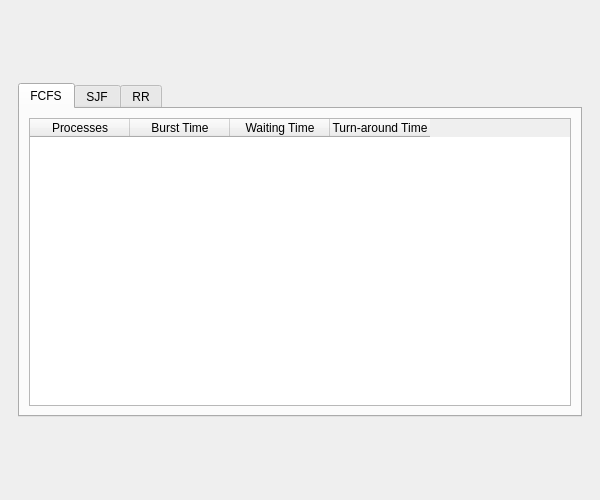
Above: GUI/app.ui from RheaAdh/OSMiniProject before the change. Below: the same form after it.
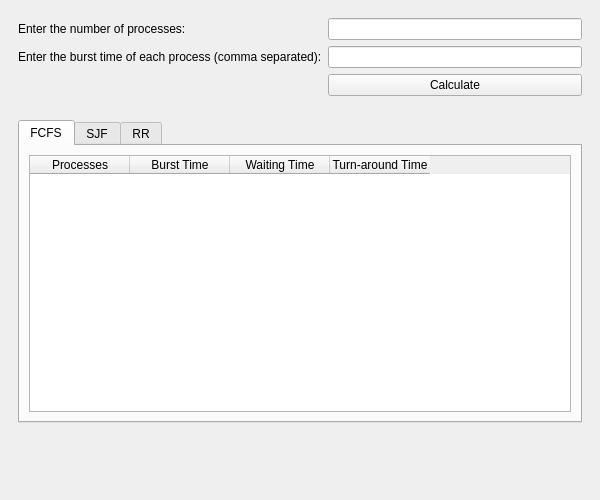
That is the form after the change.

What changed in the file:
```diff
--- a/GUI/app.ui
+++ b/GUI/app.ui
@@ -16,7 +16,37 @@
   <widget class="QWidget" name="centralwidget">
    <layout class="QVBoxLayout" name="verticalLayout" stretch="1,6,1">
     <item>
-     <widget class="QWidget" name="widget" native="true"/>
+     <widget class="QWidget" name="widget" native="true">
+      <layout class="QFormLayout" name="formLayout">
+       <item row="0" column="0">
+        <widget class="QLabel" name="label">
+         <property name="text">
+          <string>Enter the number of processes:</string>
+         </property>
+        </widget>
+       </item>
+       <item row="0" column="1">
+        <widget class="QLineEdit" name="numfield"/>
+       </item>
+       <item row="1" column="0">
+        <widget class="QLabel" name="label_2">
+         <property name="text">
+          <string>Enter the burst time of each process (comma separated):</string>
+         </property>
+        </widget>
+       </item>
+       <item row="1" column="1">
+        <widget class="QLineEdit" name="burstfield"/>
+       </item>
+       <item row="2" column="1">
+        <widget class="QPushButton" name="calculatebutton">
+         <property name="text">
+          <string>Calculate</string>
+         </property>
+        </widget>
+       </item>
+      </layout>
+     </widget>
     </item>
     <item>
      <widget class="QWidget" name="widget_2" native="true">
```
